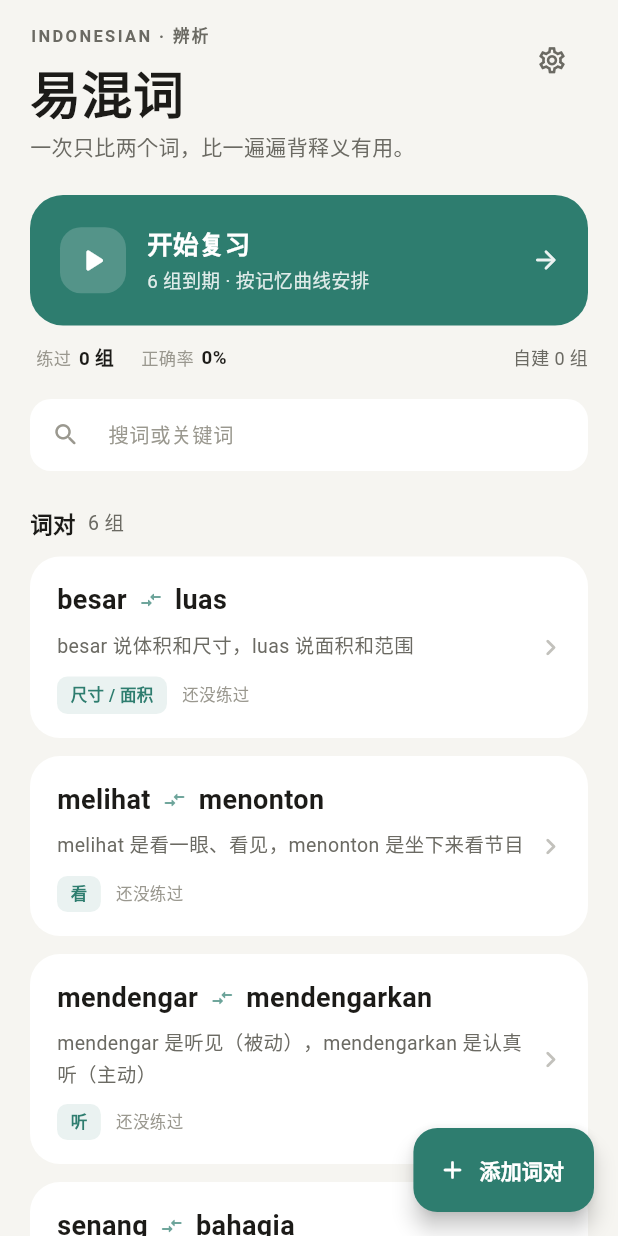
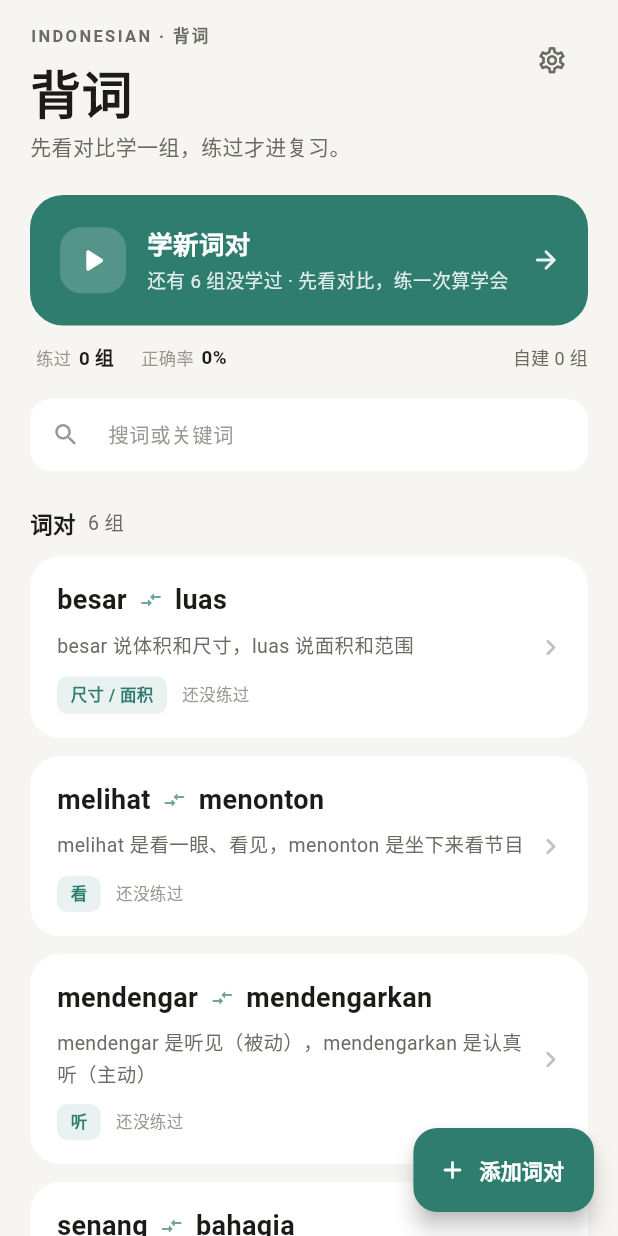
Before and after one commit to BLUEENDDE/megumi-dictionary, a Flutter app: the screen it shows after launch, on a phone screen of 412 x 824 dp. Run offline on Flutter 3.47's test engine with Material 3 defaults, Android fonts, the phone set to English and light mode, and no system bars; our stand-ins replace shared_preferences.

Commit message:
改名背词；修复未学过的词被算作到期；学过才进复习队列

```diff
--- a/lib/main.dart
+++ b/lib/main.dart
@@ -20,7 +20,7 @@ class VocabApp extends StatelessWidget {
       valueListenable: SettingsStore.themeMode,
       builder: (context, mode, _) {
         return MaterialApp(
-          title: '印尼语易混词',
+          title: '印尼语背词',
           debugShowCheckedModeBanner: false,
           theme: buildTheme(Palette.light, Brightness.light),
           darkTheme: buildTheme(Palette.dark, Brightness.dark),
--- a/lib/screens/home_screen.dart
+++ b/lib/screens/home_screen.dart
@@ -56,11 +56,28 @@ class _HomeScreenState extends State<HomeScreen> {
     }).toList();
   }
 
-  Future<void> _openQuiz() async {
-    final queue = _progress.orderForReview(_allPairs);
+  /// 复习：只复习学过且到期的。
+  Future<void> _startReview() async {
+    final queue = _progress.dueQueue(_allPairs);
     if (queue.isEmpty) return;
     await Navigator.of(context).push(
       fadeUpRoute(QuizScreen(pairs: queue, store: _progress)),
+    );
+    if (mounted) setState(() {});
+  }
+
+  /// 学新词：打开第一组还没学过的对比卡，练过一次才算学过。
+  Future<void> _learnNext() async {
+    final queue = _progress.unlearned(_allPairs);
+    if (queue.isEmpty) return;
+    await _openDetail(queue.first);
+  }
+
+  Future<void> _openDetail(WordPair pair) async {
+    await Navigator.of(context).push(
+      fadeUpRoute(
+        DetailScreen(pair: pair, store: _progress, userPairs: _userPairs),
+      ),
     );
     if (mounted) setState(() {});
   }
@@ -105,7 +122,20 @@ class _HomeScreenState extends State<HomeScreen> {
   Widget build(BuildContext context) {
     final p = context.pal;
     final visible = _visiblePairs;
-    final due = _progress.isLoaded ? _progress.dueCount(_allPairs) : 0;
+    final loaded = _progress.isLoaded;
+    final due = loaded ? _progress.dueCount(_allPairs) : 0;
+    final toLearn = loaded ? _progress.unlearned(_allPairs).length : 0;
+
+    final bannerTitle = due > 0
+        ? '开始复习'
+        : toLearn > 0
+            ? '学新词对'
+            : '今天练完了';
+    final bannerTap = due > 0
+        ? _startReview
+        : toLearn > 0
+            ? _learnNext
+            : null;
 
     return Scaffold(
       floatingActionButton: FloatingActionButton.extended(
@@ -130,7 +160,7 @@ class _HomeScreenState extends State<HomeScreen> {
                     crossAxisAlignment: CrossAxisAlignment.start,
                     children: [
                       Text(
-                        'INDONESIAN · 辨析',
+                        'INDONESIAN · 背词',
                         style: TextStyle(
                           fontSize: 11,
                           letterSpacing: 1.6,
@@ -140,7 +170,7 @@ class _HomeScreenState extends State<HomeScreen> {
                       ),
                       const SizedBox(height: 10),
                       Text(
-                        '易混词',
+                        '背词',
                         style: TextStyle(
                           fontSize: 34,
                           height: 1.1,
@@ -171,18 +201,18 @@ class _HomeScreenState extends State<HomeScreen> {
             ),
             const SizedBox(height: 6),
             Text(
-              '一次只比两个词，比一遍遍背释义有用。',
+              '先看对比学一组，练过才进复习。',
               style: TextStyle(fontSize: 14, height: 1.6, color: p.muted),
             ),
             const SizedBox(height: 22),
             _ReviewBanner(
-              title: due > 0 ? '开始复习' : '随便练练',
-              subtitle: _bannerSubtitle(due),
+              title: bannerTitle,
+              subtitle: _bannerSubtitle(due, toLearn),
               color: p.primary,
               foreground: context.isDark
                   ? const Color(0xFF10231F)
                   : Colors.white,
-              onTap: _openQuiz,
+              onTap: bannerTap,
             ),
             const SizedBox(height: 12),
             _StatsRow(store: _progress, userCount: _userPairs.pairs.length),
@@ -231,18 +261,7 @@ class _HomeScreenState extends State<HomeScreen> {
                 child: _PairCard(
                   pair: pair,
                   stat: _progress.statFor(pair.id),
-                  onTap: () async {
-                    await Navigator.of(context).push(
-                      fadeUpRoute(
-                        DetailScreen(
-                          pair: pair,
-                          store: _progress,
-                          userPairs: _userPairs,
-                        ),
-                      ),
-                    );
-                    if (mounted) setState(() {});
-                  },
+                  onTap: () => _openDetail(pair),
                   onLongPress: pair.isUserMade ? () => _deletePair(pair) : null,
                 ),
               ),
@@ -252,13 +271,16 @@ class _HomeScreenState extends State<HomeScreen> {
     );
   }
 
-  String _bannerSubtitle(int due) {
+  String _bannerSubtitle(int due, int toLearn) {
     if (!_progress.isLoaded) return '${_allPairs.length} 组词对';
     if (due > 0) return '$due 组到期 · 按记忆曲线安排';
+    if (toLearn > 0) {
+      return '还有 $toLearn 组没学过 · 先看对比，练一次算学会';
+    }
     if (_progress.todayCount > 0) {
       return '今天已练 ${_progress.todayCount} 题 · 明天再来';
     }
-    return '${_allPairs.length} 组词对 · 约两分钟';
+    return '全部学过了，明天再见';
   }
 }
 
@@ -352,7 +374,7 @@ class _ReviewBanner extends StatelessWidget {
   final String subtitle;
   final Color color;
   final Color foreground;
-  final VoidCallback onTap;
+  final VoidCallback? onTap;
 
   const _ReviewBanner({
     required this.title,
@@ -364,8 +386,11 @@ class _ReviewBanner extends StatelessWidget {
 
   @override
   Widget build(BuildContext context) {
+    final disabled = onTap == null;
+    final p = context.pal;
+
     return Material(
-      color: color,
+      color: disabled ? p.chipBg : color,
       borderRadius: BorderRadius.circular(22),
       child: InkWell(
         borderRadius: BorderRadius.circular(22),
@@ -378,12 +403,14 @@ class _ReviewBanner extends StatelessWidget {
                 width: 44,
                 height: 44,
                 decoration: BoxDecoration(
-                  color: foreground.withValues(alpha: 0.18),
+                  color: disabled
+                      ? p.hint.withValues(alpha: 0.15)
+                      : foreground.withValues(alpha: 0.18),
                   borderRadius: BorderRadius.circular(14),
                 ),
                 child: Icon(
-                  Icons.play_arrow_rounded,
-                  color: foreground,
+                  disabled ? Icons.check_rounded : Icons.play_arrow_rounded,
+                  color: disabled ? p.hint : foreground,
                   size: 26,
                 ),
               ),
@@ -397,7 +424,7 @@ class _ReviewBanner extends StatelessWidget {
                       style: TextStyle(
                         fontSize: 17,
                         fontWeight: FontWeight.w700,
-                        color: foreground,
+                        color: disabled ? p.muted : foreground,
                       ),
                     ),
                     const SizedBox(height: 4),
@@ -405,17 +432,20 @@ class _ReviewBanner extends StatelessWidget {
                       subtitle,
                       style: TextStyle(
                         fontSize: 12.5,
-                        color: foreground.withValues(alpha: 0.85),
+                        color: disabled
+                            ? p.hint
+                            : foreground.withValues(alpha: 0.85),
                       ),
                     ),
                   ],
                 ),
               ),
-              Icon(
-                Icons.arrow_forward_rounded,
-                color: foreground.withValues(alpha: 0.9),
-                size: 20,
-              ),
+              if (!disabled)
+                Icon(
+                  Icons.arrow_forward_rounded,
+                  color: foreground.withValues(alpha: 0.9),
+                  size: 20,
+                ),
             ],
           ),
         ),
--- a/lib/screens/settings_screen.dart
+++ b/lib/screens/settings_screen.dart
@@ -302,7 +302,7 @@ class _SettingsScreenState extends State<SettingsScreen> {
                 const SizedBox(height: 10),
                 _InfoRow(label: '已掌握', value: '${widget.progress.trainedPairs} 组'),
                 const SizedBox(height: 10),
-                _InfoRow(label: '版本', value: '0.5.0'),
+                _InfoRow(label: '版本', value: '0.7.0'),
               ],
             ),
           ),
```
Also changed, not shown: lib/services/progress_store.dart (+16 -27 lines), 3 other files.
